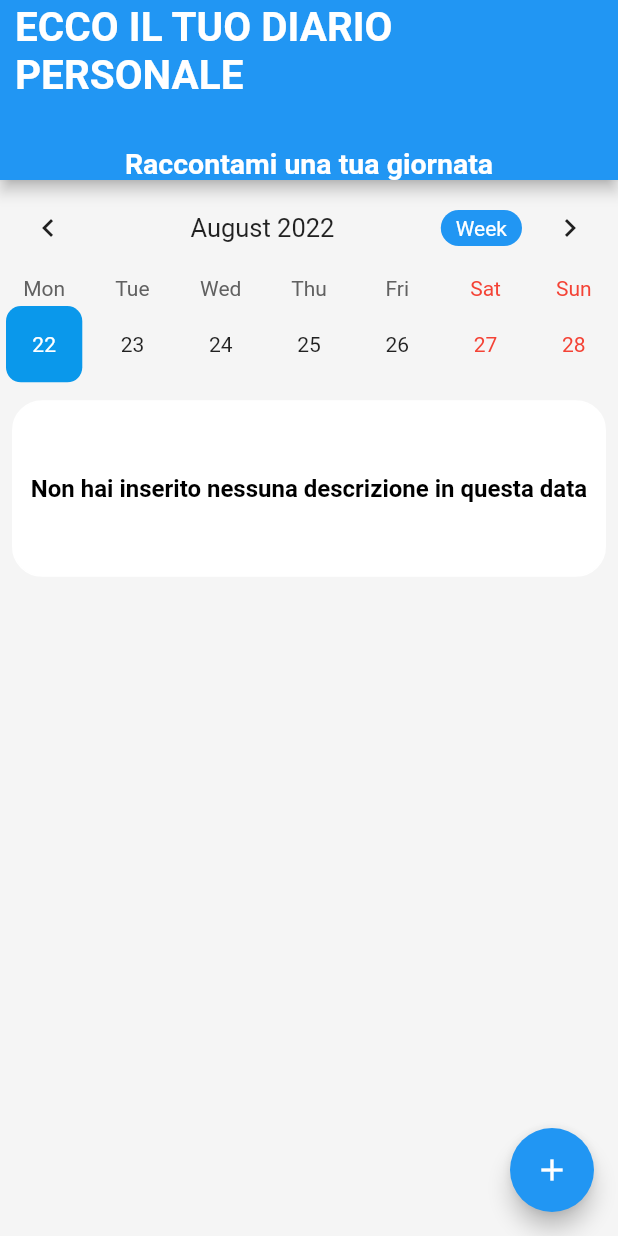
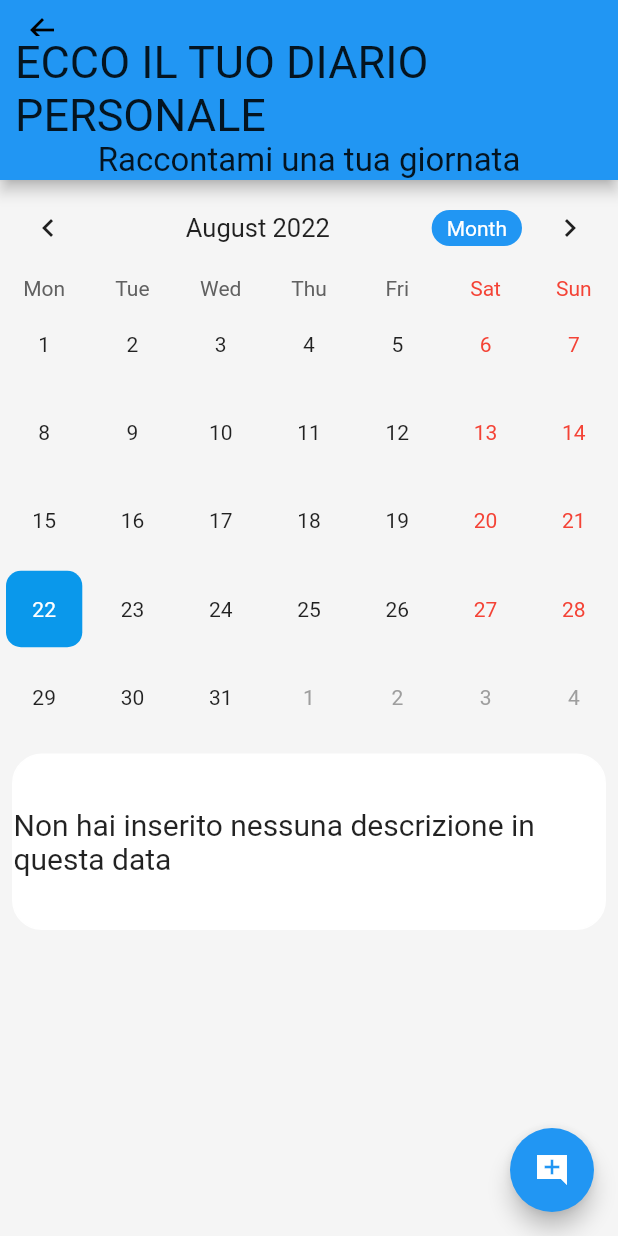
Before and after one commit to caggicaggi/Human-Variable-Behaviour, a Flutter app: the DynamicEvent screen opened directly, on a phone screen of 412 x 824 dp. Run offline on Flutter 3.47's test engine with Material 2 defaults, Android fonts, the phone set to English and light mode, and no system bars; drawn by our look-alikes of table_calendar; our stand-ins replace flutter_signin_button, flutter_swiper, google_fonts, shared_preferences; missing offline and left inert: dart:ffi, mysql1; accounts and stored records are empty.

Commit message:
Modificato interfaccia Login e Diario( ancora da testare )

```diff
--- a/lib/Screens/Application/Diario/dynamic_event.dart
+++ b/lib/Screens/Application/Diario/dynamic_event.dart
@@ -3,6 +3,7 @@
 import 'dart:convert';
 //import 'dart:html';
 import 'package:flutter/material.dart';
+import 'package:google_fonts/google_fonts.dart';
 import 'package:human_variable_behaviour/Screens/HomePage/homepage_screen.dart';
 import 'package:shared_preferences/shared_preferences.dart';
 import 'package:table_calendar/table_calendar.dart';
@@ -49,25 +50,6 @@
       for (int i = 0; i < list.length; i++) {
         _selectedEvents.add(list[i].toString());
       }
-      _selectedEvents.map((list) => Padding(
-            padding: const EdgeInsets.all(8.0),
-            child: Container(
-              height: MediaQuery.of(context).size.height / 7,
-              width: MediaQuery.of(context).size.width / 1,
-              decoration: BoxDecoration(
-                  borderRadius: BorderRadius.circular(20),
-                  color: Colors.white,
-                  border: Border.all(color: Colors.white)),
-              child: Center(
-                  child: Text(
-                list.toString(),
-                style: TextStyle(
-                    color: Colors.black,
-                    fontWeight: FontWeight.bold,
-                    fontSize: 16),
-              )),
-            ),
-          ));
       b == true;
       list.clear();
     }
@@ -118,7 +100,6 @@
                 ),
               );
             },
-            //onPressed: () => Navigator.of(context).pop(),
           ),
           bottom: PreferredSize(
             preferredSize: Size.fromHeight(30.0),
@@ -130,19 +111,12 @@
                 crossAxisAlignment: CrossAxisAlignment.center,
                 children: [
                   Text(
-                    'ECCO IL TUO DIARIO PERSONALE '
-                    '\n',
-                    style: TextStyle(
-                        fontSize: 27,
-                        color: Colors.white,
-                        fontWeight: FontWeight.bold),
+                    'ECCO IL TUO DIARIO PERSONALE ',
+                    style: GoogleFonts.akayaTelivigala(fontSize: 30),
                   ),
                   Text(
                     "Raccontami una tua giornata",
-                    style: TextStyle(
-                        fontSize: 19,
-                        color: Colors.white,
-                        fontWeight: FontWeight.bold),
+                    style: GoogleFonts.akayaTelivigala(fontSize: 22),
                   ),
                 ],
               ),
@@ -156,7 +130,7 @@
           children: <Widget>[
             TableCalendar(
               events: _events,
-              initialCalendarFormat: CalendarFormat.week,
+              initialCalendarFormat: CalendarFormat.month,
               calendarStyle: CalendarStyle(
                   canEventMarkersOverflow: true,
                   todayColor: Colors.blue,
@@ -225,10 +199,7 @@
                     child: Center(
                         child: Text(
                       event,
-                      style: TextStyle(
-                          color: Colors.black,
-                          fontWeight: FontWeight.bold,
-                          fontSize: 16),
+                      style: GoogleFonts.akayaTelivigala(fontSize: 20),
                     )),
                   ),
                 )),
@@ -237,7 +208,7 @@
       ),
       floatingActionButton: FloatingActionButton(
         backgroundColor: Colors.blue,
-        child: Icon(Icons.add),
+        child: Icon(Icons.add_comment_sharp),
         onPressed: _showAddDialog,
       ),
     );
@@ -248,7 +219,7 @@
       context: context,
       builder: (context) => AlertDialog(
           backgroundColor: Colors.white,
-          title: Text("Qui puoi scrivere quello che è successo: "),
+          title: Text("Qui puoi raccontare la tua giornata: "),
           content: SizedBox(
             height: 160,
             width: 400,
@@ -281,7 +252,7 @@
                 ),
                 FlatButton(
                   child: Text(
-                    "Salva giornata",
+                    "Inserisci giornata",
                     textAlign: TextAlign.right,
                     style: TextStyle(
                         fontSize: 15,
@@ -302,7 +273,7 @@
                       print(list[0]);
                       _selectedEvents.add(list[i].toString());
                     }
-                    _selectedEvents.map((list) => Padding(
+                    await _selectedEvents.map((list) => Padding(
                           padding: const EdgeInsets.all(8.0),
                           child: Container(
                             height: MediaQuery.of(context).size.height / 7,
@@ -332,9 +303,6 @@
                           _eventController.text
                         ];
                       }
-
-                      //ricalcolo lista
-
                       //aggiungo la stringa a Map<DateTime,List<String>>
                       prefs.setString(
                           "events", json.encode(encodeMap(_events)));
--- a/lib/mysql/mysql.dart
+++ b/lib/mysql/mysql.dart
@@ -221,7 +221,7 @@
       list.clear();
       for (var res in result) {
         //aggiungo elementi alla lista
-        list.add("Descrizione Giornata selezionata : \n" + res[0].toString());
+        list.add(res[0].toString());
         list1.add(result.toString());
       }
       connessione.close();
```
Also changed, not shown: lib/Screens/Login/components/body.dart (+18 -12 lines), pubspec.yaml (+7 -7 lines), pubspec.lock, 1 other file.
